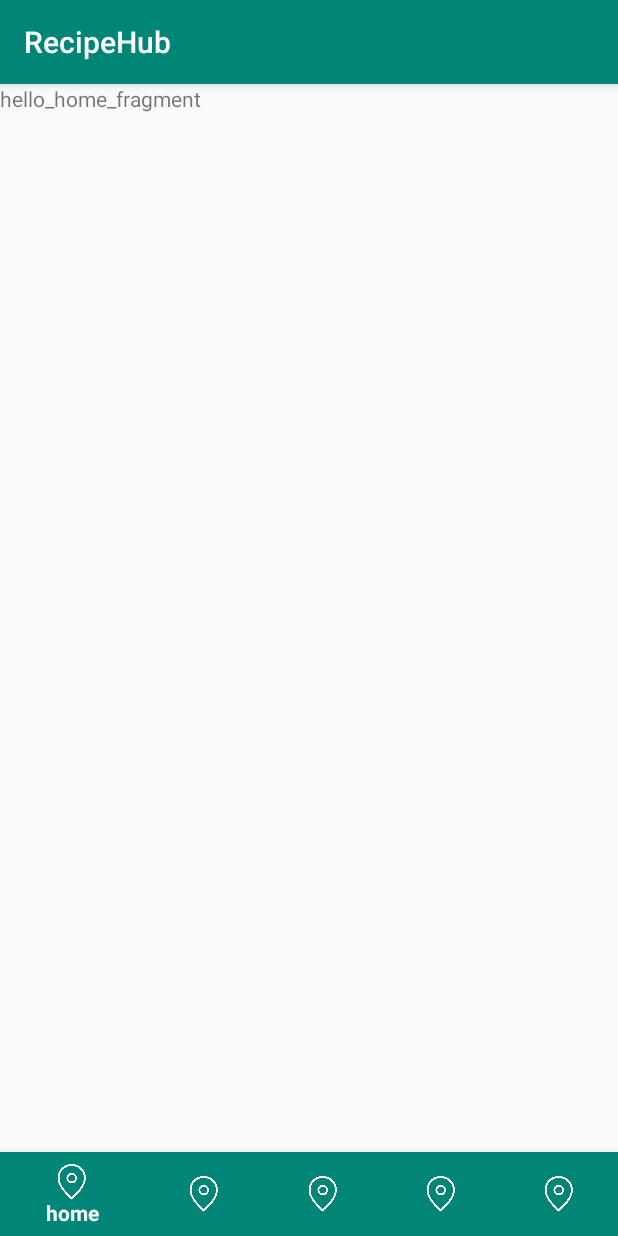
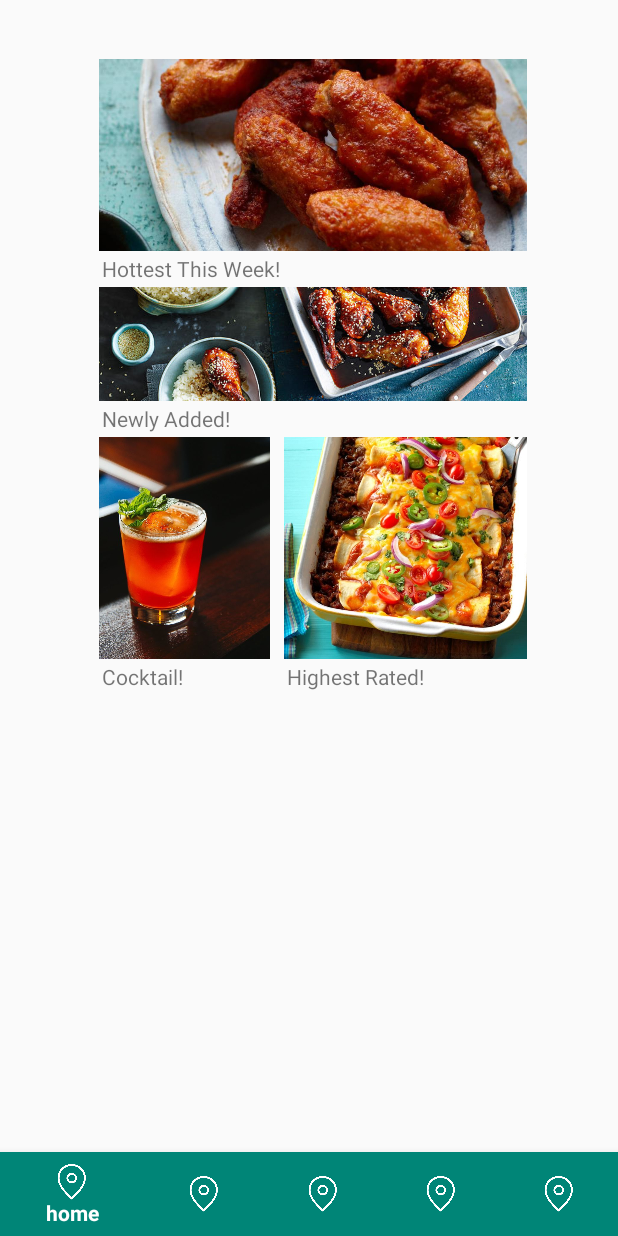
Before and after one commit to limu1928/RecipeHub, an Android app: the HomeFragment screen opened directly, with no data from a screen before it, on a phone screen of 412 x 824 dp. Run offline under Robolectric (Android 15) with nearby library versions, the phone set to English and light mode, and no system bars.

Commit message:
home fragment update
+Home Fragment
-Action bars in actvities

```diff
--- a/app/src/main/java/edu/neu/recipehub/MainActivity.java
+++ b/app/src/main/java/edu/neu/recipehub/MainActivity.java
@@ -9,6 +9,7 @@ import android.support.v4.app.FragmentTransaction;
 import android.support.v7.app.AppCompatActivity;
 import android.os.Bundle;
 import android.view.MenuItem;
+import android.view.View;
 
 import edu.neu.recipehub.fragments.CommunicationFragment;
 import edu.neu.recipehub.fragments.FavoriteFragment;
@@ -65,4 +66,5 @@ public class MainActivity extends AppCompatActivity {
             }
         });
     }
+
 }
--- a/app/src/main/java/edu/neu/recipehub/fragments/HomeFragment.java
+++ b/app/src/main/java/edu/neu/recipehub/fragments/HomeFragment.java
@@ -7,8 +7,10 @@ import android.support.v4.app.Fragment;
 import android.view.LayoutInflater;
 import android.view.View;
 import android.view.ViewGroup;
+import android.widget.ImageView;
 
 import edu.neu.recipehub.R;
+import edu.neu.recipehub.utils.UIUtils;
 
 /**
  * A simple {@link Fragment} subclass.
@@ -19,30 +21,18 @@ import edu.neu.recipehub.R;
  * create an instance of this fragment.
  */
 public class HomeFragment extends Fragment {
-    // TODO: Rename parameter arguments, choose names that match
-    // the fragment initialization parameters, e.g. ARG_ITEM_NUMBER
-    private static final String ARG_PARAM1 = "param1";
-    private static final String ARG_PARAM2 = "param2";
-
-    // TODO: Rename and change types of parameters
-    private String mParam1;
-    private String mParam2;
 
     private OnFragmentInteractionListener mListener;
+
+    private ImageView mHottestThisWeekImageView;
+    private ImageView mNewlyAddedImageView;
+    private ImageView mCocktailImageView;
+    private ImageView mHighestRatedImageView;
 
     public HomeFragment() {
         // Required empty public constructor
     }
 
-    /**
-     * Use this factory method to create a new instance of
-     * this fragment using the provided parameters.
-     *
-     * @param param1 Parameter 1.
-     * @param param2 Parameter 2.
-     * @return A new instance of fragment HomeFragment.
-     */
-    // TODO: Rename and change types and number of parameters
     public static HomeFragment newInstance() {
         HomeFragment fragment = new HomeFragment();
         Bundle args = new Bundle();
@@ -53,10 +43,6 @@ public class HomeFragment extends Fragment {
     @Override
     public void onCreate(Bundle savedInstanceState) {
         super.onCreate(savedInstanceState);
-        if (getArguments() != null) {
-            mParam1 = getArguments().getString(ARG_PARAM1);
-            mParam2 = getArguments().getString(ARG_PARAM2);
-        }
     }
 
     @Override
@@ -66,11 +52,10 @@ public class HomeFragment extends Fragment {
         return inflater.inflate(R.layout.fragment_home, container, false);
     }
 
-    // TODO: Rename method, update argument and hook method into UI event
-    public void onButtonPressed(Uri uri) {
-        if (mListener != null) {
-            mListener.onFragmentInteraction(uri);
-        }
+    @Override
+    public void onStart() {
+        super.onStart();
+        initializeImageViews();
     }
 
     @Override
@@ -84,18 +69,39 @@ public class HomeFragment extends Fragment {
         mListener = null;
     }
 
-    /**
-     * This interface must be implemented by activities that contain this
-     * fragment to allow an interaction in this fragment to be communicated
-     * to the activity and potentially other fragments contained in that
-     * activity.
-     * <p>
-     * See the Android Training lesson <a href=
-     * "http://developer.android.com/training/basics/fragments/communicating.html"
-     * >Communicating with Other Fragments</a> for more information.
-     */
     public interface OnFragmentInteractionListener {
         // TODO: Update argument type and name
-        void onFragmentInteraction(Uri uri);
+    }
+
+    private void initializeImageViews(){
+        mHottestThisWeekImageView = getView().findViewById(R.id.hottestThisWeekImageView);
+        mNewlyAddedImageView = getView().findViewById(R.id.newlyAddedImageView);
+        mCocktailImageView = getView().findViewById(R.id.cocktailImageView);
+        mHighestRatedImageView = getView().findViewById(R.id.highestRatedImageView);
+
+        mHottestThisWeekImageView.setOnClickListener(new View.OnClickListener() {
+            @Override
+            public void onClick(View v) {
+                UIUtils.showToast(getActivity(),"Hottest This Week!");
+            }
+        });
+        mNewlyAddedImageView.setOnClickListener(new View.OnClickListener() {
+            @Override
+            public void onClick(View v) {
+                UIUtils.showToast(getActivity(),"Newly Added!");
+            }
+        });
+        mCocktailImageView.setOnClickListener(new View.OnClickListener() {
+            @Override
+            public void onClick(View v) {
+                UIUtils.showToast(getActivity(),"Cocktail!");
+            }
+        });
+        mHighestRatedImageView.setOnClickListener(new View.OnClickListener() {
+            @Override
+            public void onClick(View v) {
+                UIUtils.showToast(getActivity(),"Highest Rated!");
+            }
+        });
     }
 }
--- a/app/src/main/java/edu/neu/recipehub/utils/UIUtils.java
+++ b/app/src/main/java/edu/neu/recipehub/utils/UIUtils.java
@@ -9,7 +9,13 @@ import android.widget.Toast;
  */
 public class UIUtils {
 
+    static Toast mToast;
+
     public static void showToast(Context context, String toast){
-        Toast.makeText(context,toast,Toast.LENGTH_SHORT).show();
+        if(mToast!=null){
+            mToast.cancel();
+        }
+        mToast = Toast.makeText(context,toast,Toast.LENGTH_SHORT);
+        mToast.show();
     }
 }
--- a/app/src/main/res/layout/fragment_home.xml
+++ b/app/src/main/res/layout/fragment_home.xml
@@ -1,14 +1,115 @@
 <?xml version="1.0" encoding="utf-8"?>
 <FrameLayout xmlns:android="http://schemas.android.com/apk/res/android"
+    xmlns:app="http://schemas.android.com/apk/res-auto"
     xmlns:tools="http://schemas.android.com/tools"
     android:layout_width="match_parent"
     android:layout_height="match_parent"
     tools:context=".fragments.HomeFragment">
 
     <!-- TODO: Update blank fragment layout -->
-    <TextView
+
+    <ScrollView
         android:layout_width="match_parent"
-        android:layout_height="match_parent"
-        android:text="hello_home_fragment" />
+        android:layout_height="match_parent">
+        <!--android:scrollbars="vertical"-->
+
+
+        <android.support.constraint.ConstraintLayout
+            android:layout_width="match_parent"
+            android:layout_height="match_parent"
+            android:orientation="vertical">
+
+            <FrameLayout
+                android:id="@+id/frameLayout"
+                android:layout_width="0dp"
+                android:layout_height="39dp"
+                app:layout_constraintEnd_toEndOf="parent"
+                app:layout_constraintStart_toStartOf="parent"
+                app:layout_constraintTop_toTopOf="parent">
+
+            </FrameLayout>
+
+            <ImageView
+                android:id="@+id/hottestThisWeekImageView"
+                android:layout_width="285dp"
+                android:layout_height="128dp"
+                android:layout_marginStart="8dp"
+                android:layout_marginEnd="8dp"
+                android:scaleType="centerCrop"
+                android:src="@drawable/hottest_this_weak"
+                app:layout_constraintEnd_toEndOf="parent"
+                app:layout_constraintHorizontal_bias="0.526"
+                app:layout_constraintStart_toStartOf="parent"
+                app:layout_constraintTop_toBottomOf="@+id/frameLayout"
+                />
+
+            <ImageView
+                android:id="@+id/newlyAddedImageView"
+                android:layout_width="285dp"
+                android:layout_height="76dp"
+                android:layout_marginTop="24dp"
+                android:scaleType="centerCrop"
+                android:src="@drawable/newly_added"
+                app:layout_constraintEnd_toEndOf="@+id/hottestThisWeekImageView"
+                app:layout_constraintStart_toStartOf="@+id/hottestThisWeekImageView"
+                app:layout_constraintTop_toBottomOf="@+id/hottestThisWeekImageView" />
+
+            <ImageView
+                android:id="@+id/cocktailImageView"
+                android:layout_width="114dp"
+                android:layout_height="148dp"
+                android:layout_marginTop="24dp"
+                android:scaleType="centerCrop"
+                android:src="@drawable/cocktail"
+                app:layout_constraintStart_toStartOf="@+id/newlyAddedImageView"
+                app:layout_constraintTop_toBottomOf="@+id/newlyAddedImageView" />
+
+            <ImageView
+                android:id="@+id/highestRatedImageView"
+                android:layout_width="162dp"
+                android:layout_height="148dp"
+                android:layout_marginTop="24dp"
+                android:scaleType="centerCrop"
+                android:src="@drawable/highest_rated"
+                app:layout_constraintEnd_toEndOf="@+id/newlyAddedImageView"
+                app:layout_constraintTop_toBottomOf="@+id/newlyAddedImageView" />
+
+            <TextView
+                android:layout_width="wrap_content"
+                android:layout_height="wrap_content"
+                android:layout_marginStart="2dp"
+                android:layout_marginTop="2dp"
+                android:text="Hottest This Week!"
+                app:layout_constraintStart_toStartOf="@+id/hottestThisWeekImageView"
+                app:layout_constraintTop_toBottomOf="@+id/hottestThisWeekImageView" />
+
+            <TextView
+                android:layout_width="wrap_content"
+                android:layout_height="wrap_content"
+                android:layout_marginStart="2dp"
+                android:layout_marginTop="2dp"
+                android:text="Cocktail!"
+                app:layout_constraintStart_toStartOf="@+id/cocktailImageView"
+                app:layout_constraintTop_toBottomOf="@+id/cocktailImageView" />
+
+            <TextView
+                android:layout_width="wrap_content"
+                android:layout_height="wrap_content"
+                android:layout_marginStart="2dp"
+                android:layout_marginTop="2dp"
+                android:text="Newly Added!"
+                app:layout_constraintStart_toStartOf="@+id/newlyAddedImageView"
+                app:layout_constraintTop_toBottomOf="@+id/newlyAddedImageView" />
+
+            <TextView
+                android:layout_width="wrap_content"
+                android:layout_height="wrap_content"
+                android:layout_marginStart="2dp"
+                android:layout_marginTop="2dp"
+                android:text="Highest Rated!"
+                app:layout_constraintStart_toStartOf="@+id/highestRatedImageView"
+                app:layout_constraintTop_toBottomOf="@+id/highestRatedImageView" />
+        </android.support.constraint.ConstraintLayout>
+    </ScrollView>
 
 </FrameLayout>
--- a/app/src/main/res/values/styles.xml
+++ b/app/src/main/res/values/styles.xml
@@ -1,7 +1,7 @@
 <resources>
 
     <!-- Base application theme. -->
-    <style name="AppTheme" parent="Theme.AppCompat.Light.DarkActionBar">
+    <style name="AppTheme" parent="Theme.AppCompat.Light.NoActionBar">
         <!-- Customize your theme here. -->
         <item name="colorPrimary">@color/colorPrimary</item>
         <item name="colorPrimaryDark">@color/colorPrimaryDark</item>
```
Also changed, not shown: app/src/main/java/edu/neu/recipehub/fragments/UserCenterFragment.java (+0 -9 lines), app/src/main/res/drawable/cocktail.jpg (added), app/src/main/res/drawable/highest_rated.jpg (added), app/src/main/res/drawable/hottest_this_weak.jpeg (added), app/src/main/res/drawable/newly_added.jpg (added).
